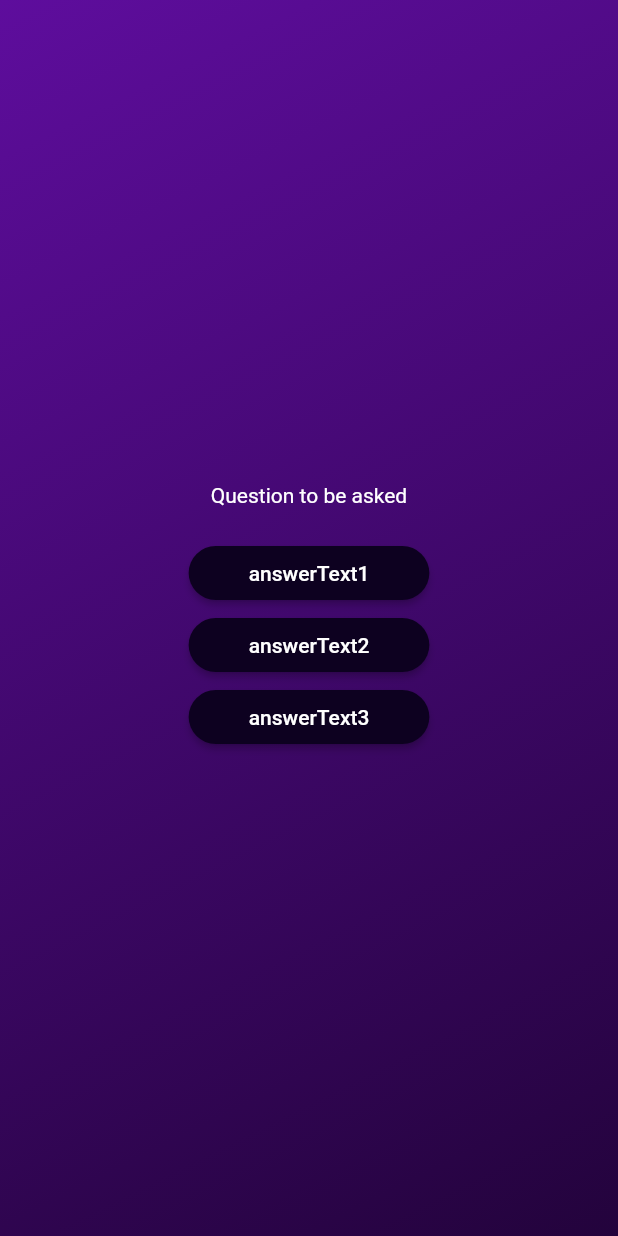
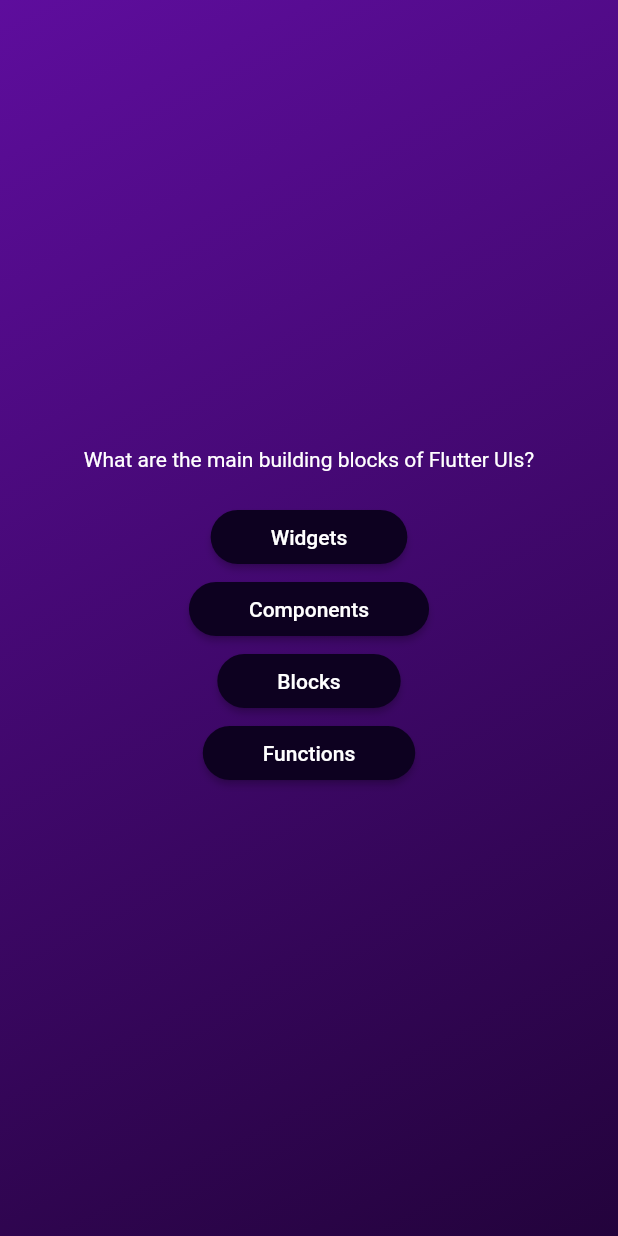
Before and after one commit to gittushR/QuizApp_Flutter, a Flutter app: the screen it shows after launch, after a tap on "Start quiz!", on a phone screen of 412 x 824 dp. Run offline on Flutter 3.47's test engine with Material 2 defaults, Android fonts, the phone set to English and light mode, and no system bars.

Commit message:
Added questions and options

```diff
--- a/lib/questions_screen.dart
+++ b/lib/questions_screen.dart
@@ -1,5 +1,6 @@
 import 'package:flutter/material.dart';
 import 'package:secondapp/answer_button.dart';
+import 'package:secondapp/data/questions.dart';
 
 class QuestionsScreen extends StatefulWidget {
   const QuestionsScreen({super.key});
@@ -12,16 +13,20 @@
 class _QuestionsScreenState extends State<QuestionsScreen> {
   @override
   Widget build(BuildContext context) {
+    final currentQuestion = questions[0];
     return Center(
       child: Column(
         mainAxisSize: MainAxisSize.min,
         children: [
-          const Text('Question to be asked',
-              style: TextStyle(color: Colors.white)),
+          Text(
+            currentQuestion.text,
+            style: const TextStyle(color: Colors.white),
+          ),
           const SizedBox(height: 20),
-          AnswerButton("answerText1", () {}),
-          AnswerButton("answerText2", () {}),
-          AnswerButton("answerText3", () {}),
+          AnswerButton(currentQuestion.answers[0], () {}),
+          AnswerButton(currentQuestion.answers[1], () {}),
+          AnswerButton(currentQuestion.answers[2], () {}),
+          AnswerButton(currentQuestion.answers[3], () {}),
         ],
       ),
     );
```
